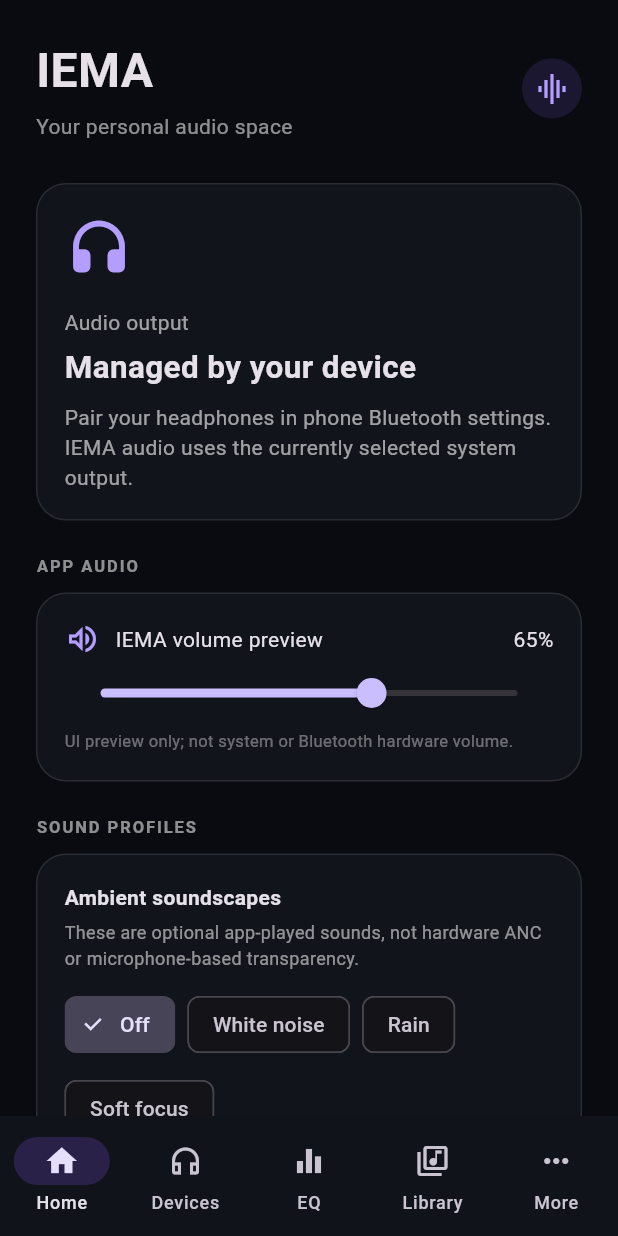
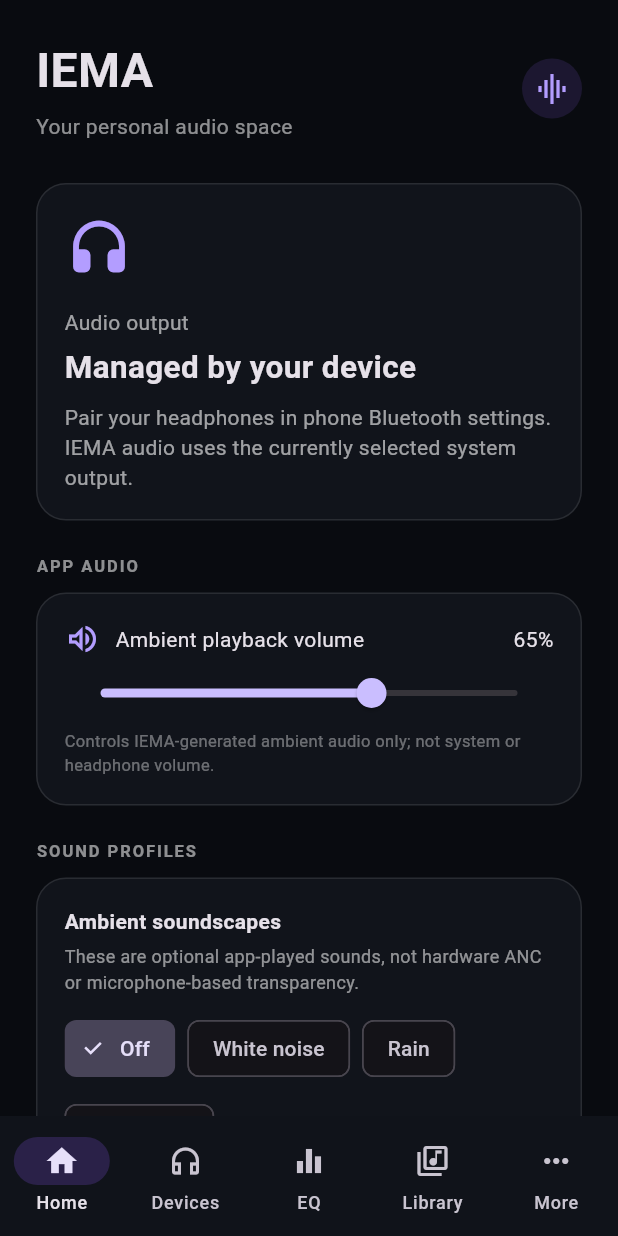
Before and after one commit to LachicACarl/AcousticLab, a Flutter app: the screen it shows after launch, on a phone screen of 412 x 824 dp. Run offline on Flutter 3.47's test engine with Material 3 defaults, Android fonts, the phone set to English and light mode, and no system bars; our stand-ins replace flutter_blue_plus, just_audio, shared_preferences; missing offline and left inert: audio_stream_player; Roboto replaces fonts that are missing (Arial).

Commit message:
feat(audio): connect live PCM DSP stream and document validation

```diff
--- a/lib/screens/dashboard_screen.dart
+++ b/lib/screens/dashboard_screen.dart
@@ -50,14 +50,14 @@
       _panel(Column(children: [
         Row(children: [
           const Icon(Icons.volume_up_outlined, color: Color(0xFFB39DFF)),
-          const SizedBox(width: 10), const Expanded(child: Text('IEMA volume preview')),
+          const SizedBox(width: 10), const Expanded(child: Text('Ambient playback volume')),
           Text('${(appVolume * 100).round()}%'),
         ]),
         Slider(value: appVolume, onChanged: (v) {
           setState(() => appVolume = v);
           DspAudioPipeline.instance.setVolume(v);
         }),
-        const Align(alignment: Alignment.centerLeft, child: Text('UI preview only; not system or Bluetooth hardware volume.', style: TextStyle(color: Colors.white38, fontSize: 11))),
+        const Align(alignment: Alignment.centerLeft, child: Text('Controls IEMA-generated ambient audio only; not system or headphone volume.', style: TextStyle(color: Colors.white38, fontSize: 11))),
       ])),
       const SizedBox(height: 22),
       _section('SOUND PROFILES'),
```
